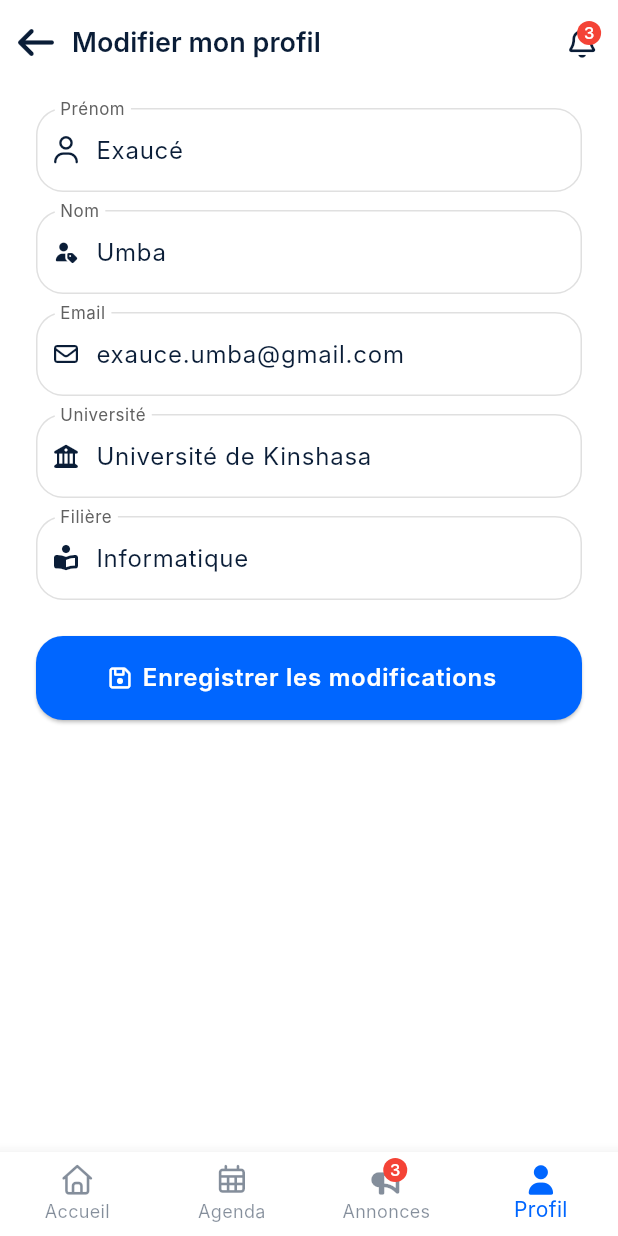
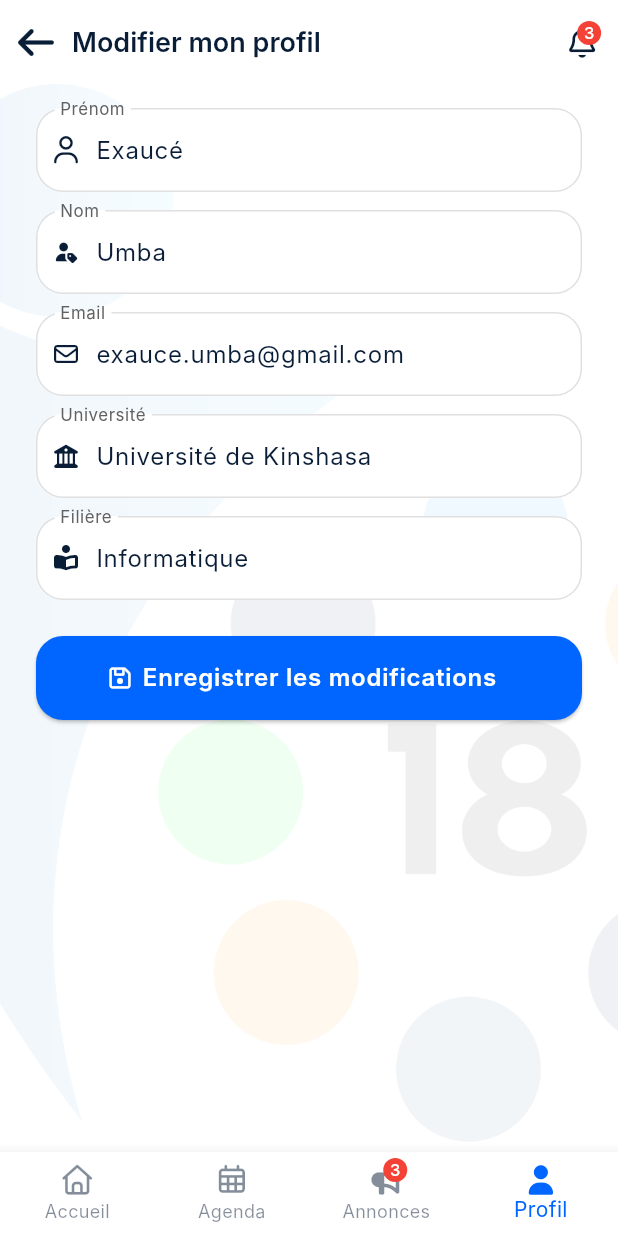
Before and after one commit to exau-umba/ji_mobile, a Flutter app: the ProfileScreen screen opened by its route, after a tap on "Modifier mon profil", on a phone screen of 412 x 824 dp. Run offline on Flutter 3.47's test engine with Material 3 defaults, Android fonts, the phone set to English and light mode, and no system bars; our stand-ins replace bloc, equatable, flutter_bloc, font_awesome_flutter, go_router, lottie; Roboto replaces fonts that are missing (Inter).

Commit message:
feat: update MainShell and ProfileScreen with agenda routing and improved layout

```diff
--- a/lib/src/core/widgets/main_shell.dart
+++ b/lib/src/core/widgets/main_shell.dart
@@ -22,6 +22,7 @@
 
   int _indexFromLocation(String location) {
     final path = Uri.parse(location).path;
+    if (path.startsWith('/agenda')) return 1;
     if (path.startsWith('/annonces')) return 2;
     if (path.startsWith('/profile')) return 3;
     // TODO: quand l'agenda et le profil auront leurs routes dédiées
@@ -47,6 +48,7 @@
     if (uri.path.startsWith('/settings')) return 'Paramètres';
     if (uri.path.startsWith('/notifications')) return 'Notifications';
     if (uri.path.startsWith('/profile/qr-badge')) return 'Mon badge QR';
+    if (uri.path.startsWith('/agenda')) return 'Agenda';
     if (uri.path.startsWith('/annonces')) return 'Annonces';
     if (uri.path.startsWith('/profile')) return 'Profil';
     return 'Journées Informatiques';
@@ -58,7 +60,7 @@
         context.goNamed('dashboard');
         break;
       case 1:
-        // TODO: route agenda quand elle sera prête
+        context.goNamed('agenda');
         break;
       case 2:
         context.goNamed('annonces');
@@ -106,7 +108,23 @@
           ),
         ],
       ),
-      body: SafeArea(child: child),
+      body: Stack(
+        children: [
+          Positioned.fill(
+            child: Opacity(
+              opacity: 0.8,
+              child: Image.asset(
+                'assets/icon/JI_MINI_LOGO.png',
+                fit: BoxFit.cover,
+              ),
+            ),
+          ),
+          Positioned.fill(
+            child: Container(color: Colors.white.withOpacity(0.92)),
+          ),
+          SafeArea(child: child),
+        ],
+      ),
       bottomNavigationBar: JiBottomNavigationBar(
         currentIndex: currentIndex,
         notificationCount: notificationCount,
@@ -120,6 +138,7 @@
   final path = Uri.parse(location).path;
   final isRoot =
       path == '/dashboard' ||
+      path == '/agenda' ||
       path == '/annonces' ||
       path == '/profile' ||
       path == '/';
--- a/lib/src/features/profile/presentation/screens/profile_screen.dart
+++ b/lib/src/features/profile/presentation/screens/profile_screen.dart
@@ -10,23 +10,9 @@
 
   @override
   Widget build(BuildContext context) {
-    return Stack(
+    return ListView(
+      padding: AppInsets.screen.copyWith(top: kSpaceL),
       children: [
-        Positioned.fill(
-          child: Opacity(
-            opacity: 0.8,
-            child: Image.asset(
-              'assets/icon/JI_MINI_LOGO.png',
-              fit: BoxFit.cover,
-            ),
-          ),
-        ),
-        Positioned.fill(
-          child: Container(color: Colors.white.withOpacity(0.92)),
-        ),
-        ListView(
-          padding: AppInsets.screen.copyWith(top: kSpaceL),
-          children: [
             Center(
               child: Column(
                 children: [
@@ -92,8 +78,6 @@
                 ),
               ),
             ),
-          ],
-        ),
       ],
     );
   }
```
